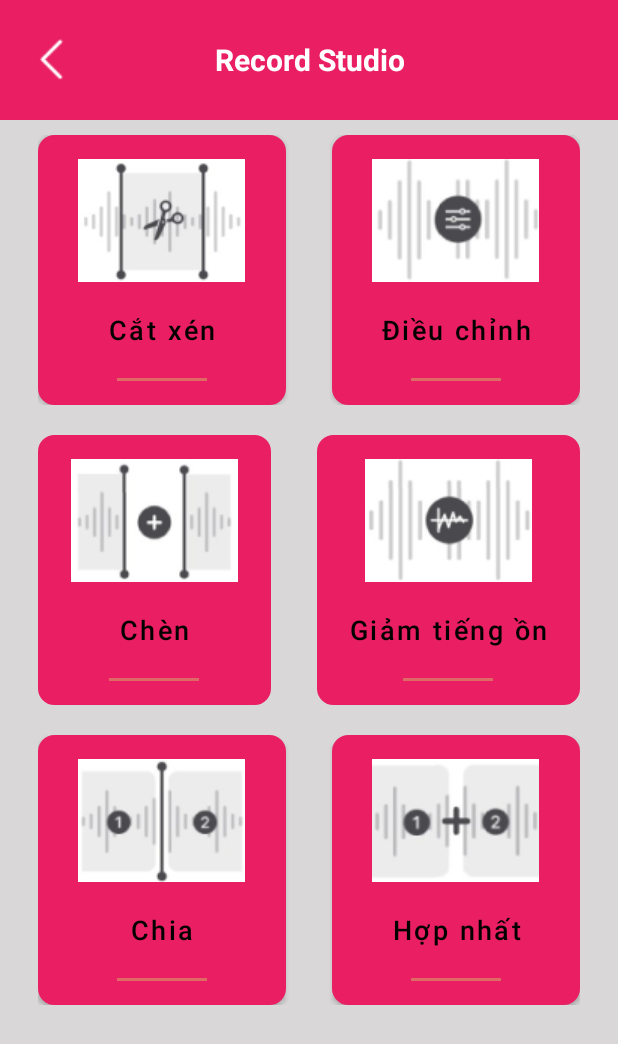
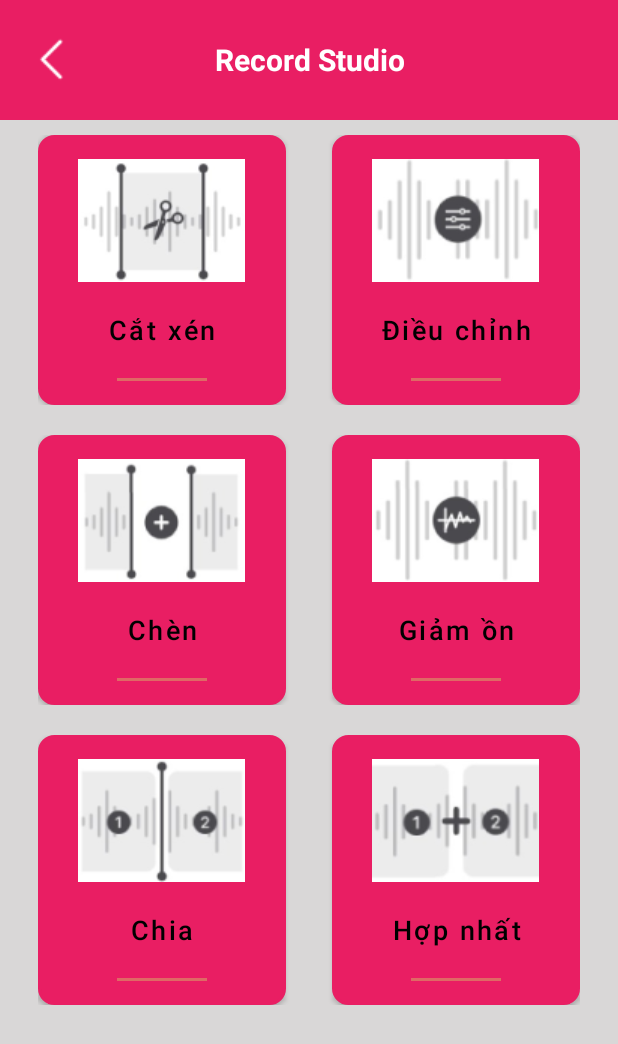
Before and after one commit to tranduykhuong/Smart_Record_android, an Android app: the layout adjust_screen.xml on its own in the app's theme, with its tools: preview values and no code run, on a phone screen of 412 x 824 dp. Shown: the top 1044 px of the screen. Run offline under Robolectric (Android 15) with nearby library versions, the phone set to English and light mode, and no system bars.

Commit message:
Update fix p1 a little bit

```diff
--- a/app/src/main/res/layout/adjust_screen.xml
+++ b/app/src/main/res/layout/adjust_screen.xml
@@ -128,7 +128,7 @@
             android:backgroundTint="@color/white"
             android:padding="10dp"
             android:drawableTop="@drawable/ic_low_sound"
-            android:text="Giảm tiếng ồn"
+            android:text="Giảm ồn"
             android:textColor="@color/black"
             android:textSize="18sp"
             android:drawablePadding="10dp"
```
